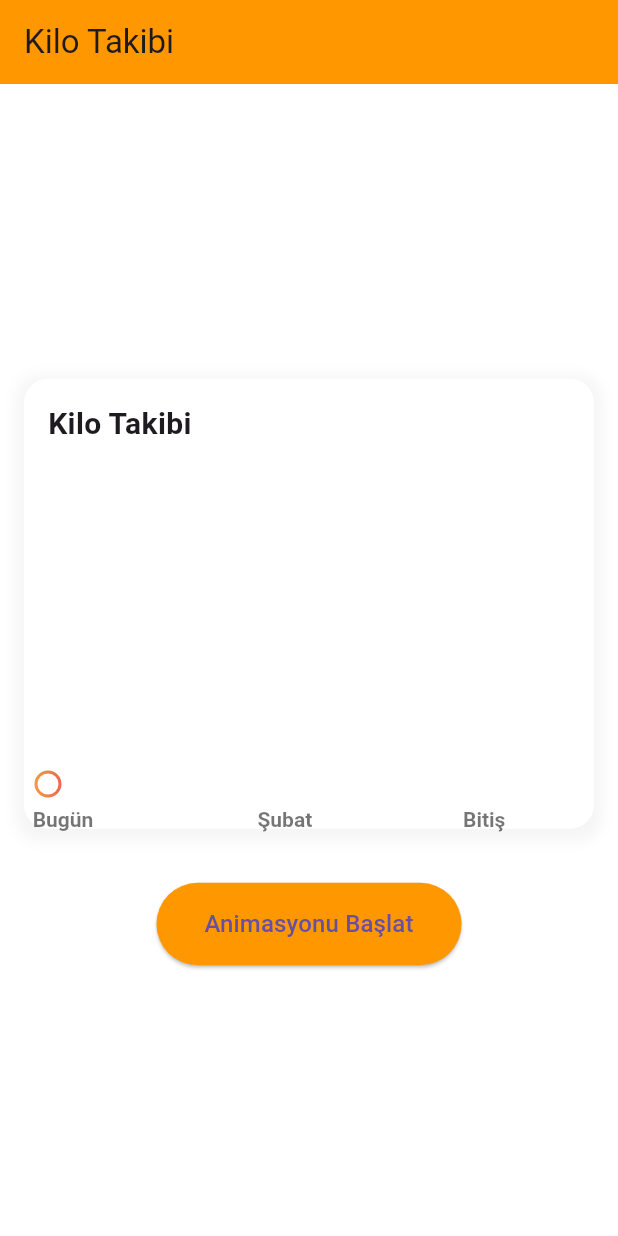
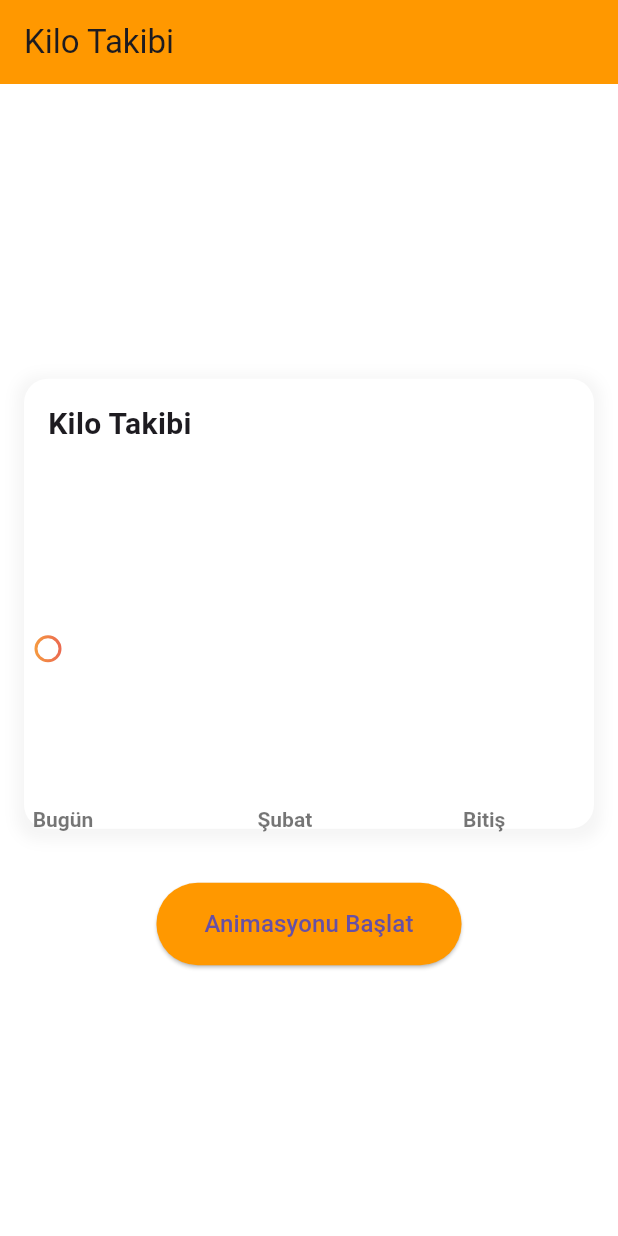
Before and after one commit to safauludogan/flutter_custom_paint_with_animation_line_qubic, a Flutter app: the screen it shows after launch, on a phone screen of 412 x 824 dp. Run offline on Flutter 3.47's test engine with Material 3 defaults, Android fonts, the phone set to English and light mode, and no system bars.

Commit message:
Kilo takip grafiği için WeightGoal enum'u (gain, loss, maintain) eklendi ve grafiğin çizimi hedef tipine göre parametrik hale getirildi. Grafiğin başlangıç, bitiş ve kontrol noktaları her hedef için ayrı ayrı ayarlandı. Hareketli dot içi dolu, başlangıç dot'u içi boş olacak şekilde güncellendi. Grafiğin altındaki yazılar canvas üzerine çizildi.

```diff
--- a/lib/pages/animation_screen.dart
+++ b/lib/pages/animation_screen.dart
@@ -1,4 +1,10 @@
 import 'package:flutter/material.dart';
+
+enum WeightGoal {
+  gain, // Kilo alma hedefi
+  loss, // Kilo verme hedefi
+  maintain // Kilo koruma hedefi
+}
 
 class AnimationScreen extends StatefulWidget {
   const AnimationScreen({super.key});
@@ -13,6 +19,8 @@ class _AnimationScreenState extends State<AnimationScreen>
   late Animation<double> _animation;
   late AnimationController _bubbleController;
   late Animation<double> _bubbleAnimation;
+
+  final WeightGoal weightGoal = WeightGoal.loss;
 
   @override
   void initState() {
@@ -109,8 +117,8 @@ class _AnimationScreenState extends State<AnimationScreen>
                           builder: (context, child) {
                             return CustomPaint(
                               size: const Size(double.infinity, 300),
-                              painter: PathPainter(
-                                  _animation.value, _bubbleAnimation.value),
+                              painter: PathPainter(_animation.value,
+                                  _bubbleAnimation.value, weightGoal),
                             );
                           },
                         ),
@@ -146,8 +154,9 @@ class _AnimationScreenState extends State<AnimationScreen>
 class PathPainter extends CustomPainter {
   final double progress;
   final double bubbleScale;
+  final WeightGoal weightGoal;
 
-  PathPainter(this.progress, this.bubbleScale);
+  PathPainter(this.progress, this.bubbleScale, this.weightGoal);
 
   void _drawStartDot(Canvas canvas, Offset position) {
     // Dış beyaz halka
@@ -325,16 +334,19 @@ class PathPainter extends CustomPainter {
       ..style = PaintingStyle.fill;
 
     final path = Path();
-    final startPoint = Offset(0, size.height * 0.94);
-    final endPoint = Offset(drawingWidth, size.height * 0.55);
+
+    // Başlangıç ve bitiş noktalarını hedefe göre ayarla
+    final startPoint = Offset(0, _getStartPointY(size));
+    final endPoint = Offset(drawingWidth, _getEndPointY(size));
 
     path.moveTo(startPoint.dx, startPoint.dy);
 
+    // Kontrol noktalarını hedefe göre ayarla
     path.cubicTo(
       drawingWidth * 0.3,
-      size.height * 0.95,
+      _getFirstControlPointY(size),
       drawingWidth * 0.3,
-      size.height * 0.55,
+      _getSecondControlPointY(size),
       endPoint.dx,
       endPoint.dy,
     );
@@ -404,6 +416,51 @@ class PathPainter extends CustomPainter {
     _drawText(canvas, 'Bitiş', endTextPosition);
   }
 
+  // Y koordinatlarını hesaplayan yardımcı metodlar
+  double _getStartPointY(Size size) {
+    switch (weightGoal) {
+      case WeightGoal.gain:
+        return size.height * 0.94; // Aşağıdan başla
+      case WeightGoal.loss:
+        return size.height * 0.55; // Yukarıdan başla
+      case WeightGoal.maintain:
+        return size.height * 0.75; // Ortadan başla
+    }
+  }
+
+  double _getEndPointY(Size size) {
+    switch (weightGoal) {
+      case WeightGoal.gain:
+        return size.height * 0.55; // Yukarıda bitir
+      case WeightGoal.loss:
+        return size.height * 0.94; // Aşağıda bitir
+      case WeightGoal.maintain:
+        return size.height * 0.75; // Aynı seviyede bitir
+    }
+  }
+
+  double _getFirstControlPointY(Size size) {
+    switch (weightGoal) {
+      case WeightGoal.gain:
+        return size.height * 0.95;
+      case WeightGoal.loss:
+        return size.height * 0.55;
+      case WeightGoal.maintain:
+        return size.height * 0.70; // Hafif aşağı
+    }
+  }
+
+  double _getSecondControlPointY(Size size) {
+    switch (weightGoal) {
+      case WeightGoal.gain:
+        return size.height * 0.55;
+      case WeightGoal.loss:
+        return size.height * 0.95;
+      case WeightGoal.maintain:
+        return size.height * 0.80; // Hafif yukarı
+    }
+  }
+
   @override
   bool shouldRepaint(covariant CustomPainter oldDelegate) => true;
 }
```
